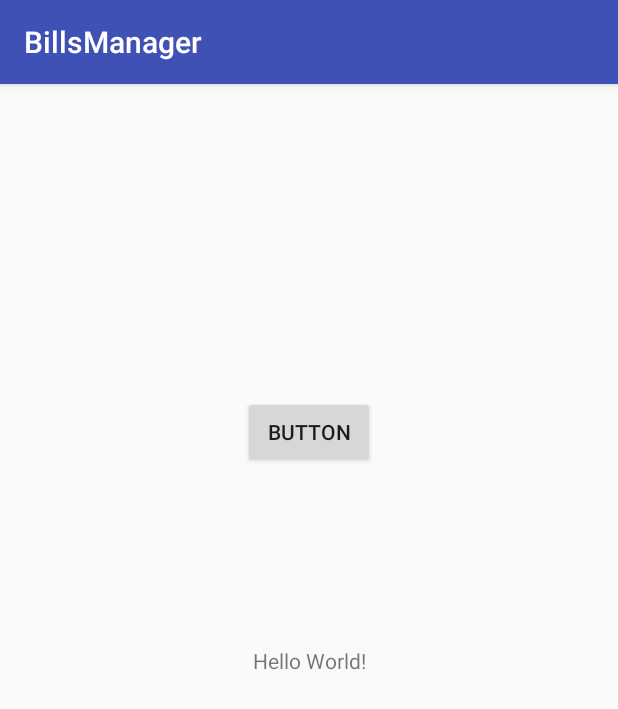
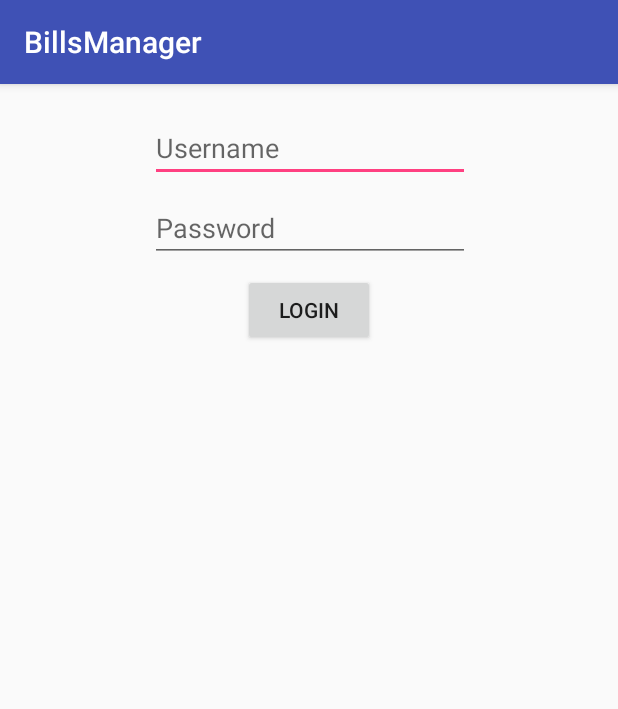
Before and after one commit to TGRaydas/AppsMoviles-App, an Android app: the screen it shows after launch (MainActivity before the commit, LoginActivity after it), on a phone screen of 412 x 824 dp. Shown: the top 709 px of the screen. Run offline under Robolectric (Android 15) with nearby library versions, the phone set to English and light mode, and no system bars; our stand-ins replace Volley.

Commit message:
Mapi: login view

```diff
--- a/app/src/main/AndroidManifest.xml
+++ b/app/src/main/AndroidManifest.xml
@@ -1,8 +1,9 @@
 <?xml version="1.0" encoding="utf-8"?>
-
 <manifest xmlns:android="http://schemas.android.com/apk/res/android"
     package="com.example.tgraydas.billsmanager">
-    <uses-permission android:name="android.permission.INTERNET"/>
+
+    <uses-permission android:name="android.permission.INTERNET" />
+
     <application
         android:allowBackup="true"
         android:icon="@mipmap/ic_launcher"
@@ -17,6 +18,7 @@
                 <category android:name="android.intent.category.LAUNCHER" />
             </intent-filter>
         </activity>
+        <activity android:name=".LoginActivity"></activity>
     </application>
 
 </manifest>
--- /dev/null
+++ b/app/src/main/java/com/example/tgraydas/billsmanager/LoginActivity.java
@@ -0,0 +1,123 @@
+package com.example.tgraydas.billsmanager;
+
+import android.app.Activity;
+import android.content.Context;
+import android.content.Intent;
+import android.content.SharedPreferences;
+import android.support.v7.app.AppCompatActivity;
+import android.os.Bundle;
+import android.view.View;
+import android.widget.Button;
+import android.widget.EditText;
+import android.widget.Toast;
+
+import com.android.volley.Response;
+import com.android.volley.VolleyError;
+
+import org.json.JSONException;
+import org.json.JSONObject;
+
+import static android.widget.Toast.makeText;
+
+public class LoginActivity extends AppCompatActivity {
+
+    private NetworkManager networkManager;
+
+    @Override
+    protected void onCreate(Bundle savedInstanceState) {
+        super.onCreate(savedInstanceState);
+        setContentView(R.layout.activity_login);
+
+        final Context context = getApplicationContext();
+        SharedPreferences sharedPreferences;
+
+        final EditText loginEmail = (EditText) findViewById(R.id.login_email);
+        final EditText loginPassword = (EditText) findViewById(R.id.login_password);
+        final Button loginButton = (Button) findViewById(R.id.login_button);
+
+        sharedPreferences = context.getSharedPreferences(
+          "loginpreferences", context.MODE_PRIVATE
+        );
+        SharedPreferences.Editor editor = sharedPreferences.edit();
+        editor.putString("email", String.valueOf(loginEmail));
+        editor.putString("password", String.valueOf(loginPassword));
+        editor.commit();
+
+        loginButton.setOnClickListener(new View.OnClickListener() {
+            @Override
+            public void onClick(View v) {
+                networkManager = NetworkManager.getInstance(getApplicationContext());
+                String email = loginEmail.getText().toString();
+                String password = loginPassword.getText().toString();
+
+                try {
+
+                    networkManager.login(new Response.Listener<JSONObject>() {
+                        @Override
+                        public void onResponse(JSONObject response) {
+                            Toast initialized_message =
+                                    Toast.makeText(getApplicationContext(),
+                                            "Has iniciado secion :D", Toast.LENGTH_SHORT);
+
+                            initialized_message.show();
+                            Intent userAreaIntent = new Intent(LoginActivity.this, MainActivity.class);
+                            LoginActivity.this.startActivity(userAreaIntent);
+                        }
+                    }, new Response.ErrorListener() {
+                        @Override
+                        public void onErrorResponse(VolleyError error) {
+                            Toast initialized_message =
+                                    Toast.makeText(getApplicationContext(),
+                                            "VOLLEY ERROR: " + error, Toast.LENGTH_SHORT);
+
+                            initialized_message.show();
+                            System.out.println(error);
+                        }
+                    });
+                } catch (JSONException e){
+                    Toast initialized_message =
+                            Toast.makeText(getApplicationContext(),
+                                    "ERROR: JSON Exception ->" + e, Toast.LENGTH_SHORT);
+
+                    initialized_message.show();
+                    e.printStackTrace();
+                }
+            }
+        });
+
+    }
+
+    public void onLoginClick(View view) {
+        try {
+            networkManager.login(new Response.Listener<JSONObject>() {
+                @Override
+                public void onResponse(JSONObject response) {
+                    getProducts();
+                }
+            }, new Response.ErrorListener() {
+                @Override
+                public void onErrorResponse(VolleyError error) {
+                    System.out.println(error);
+
+                }
+            });
+        } catch (JSONException e){
+            e.printStackTrace();
+        }
+    }
+
+    private void getProducts(){
+        networkManager.getProducts(new Response.Listener<JSONObject>(){
+            @Override
+            public void onResponse(JSONObject response){
+                System.out.println(response);
+            }
+        }, new Response.ErrorListener(){
+            @Override
+            public void onErrorResponse(VolleyError error){
+                // TODO: Handle error
+                System.out.println(error);
+            }
+        });
+    }
+}
--- a/app/src/main/java/com/example/tgraydas/billsmanager/MainActivity.java
+++ b/app/src/main/java/com/example/tgraydas/billsmanager/MainActivity.java
@@ -1,5 +1,8 @@
 package com.example.tgraydas.billsmanager;
 
+import android.content.Context;
+import android.content.Intent;
+import android.content.SharedPreferences;
 import android.support.v7.app.AppCompatActivity;
 import android.os.Bundle;
 import android.view.View;
@@ -15,8 +18,11 @@ import org.json.JSONArray;
 import org.json.JSONException;
 import org.json.JSONObject;
 
+import java.util.Objects;
+
 public class MainActivity extends AppCompatActivity {
     NetworkManager networkManager;
+    SharedPreferences sharedPreferences;
     @Override
     protected void onCreate(Bundle savedInstanceState) {
         super.onCreate(savedInstanceState);
@@ -30,6 +36,29 @@ public class MainActivity extends AppCompatActivity {
             }
         });
 
+        sharedPreferences = getApplicationContext().getSharedPreferences(
+                getString(R.string.loginpreferences), Context.MODE_PRIVATE);
+
+        String token = sharedPreferences.getString("token", "");
+        System.out.println(token);
+
+        if(Objects.equals(token, "")) {
+            Intent goToLoginIntent = new Intent(MainActivity.this, LoginActivity.class);
+            MainActivity.this.startActivity(goToLoginIntent);
+            MainActivity.this.finish();
+        }
+
+        Button logoutButton = (Button) findViewById(R.id.button_logout);
+        logoutButton.setOnClickListener(new View.OnClickListener(){
+            @Override
+            public void onClick(View view){
+                SharedPreferences.Editor editor = sharedPreferences.edit();
+                editor.remove("token");
+                editor.commit();
+                Intent goToFormsIntent = new Intent(MainActivity.this, LoginActivity.class);
+                MainActivity.this.startActivity(goToFormsIntent);
+            }
+        });
     }
 
     public void getProducts()
--- a/app/src/main/java/com/example/tgraydas/billsmanager/NetworkManager.java
+++ b/app/src/main/java/com/example/tgraydas/billsmanager/NetworkManager.java
@@ -27,7 +27,7 @@ public class NetworkManager {
 
     private static final String BASE_URL = "http://18.188.109.236/";
 
-    private static String token =  "";
+    private static String token =  "WENA PETER";
 
     private NetworkManager(Context context){
         mCtx = context;
@@ -50,10 +50,10 @@ public class NetworkManager {
         return mRequestQueue;
     }
 
-    public void login(String username, String password, final Response.Listener<JSONObject> responseListener,
+    public void login(final Response.Listener<JSONObject> responseListener,
                       Response.ErrorListener errorListener) throws JSONException {
 
-        String url = BASE_URL + "";
+        String url = BASE_URL + "authenticate";
 
         JSONObject payload = new JSONObject();
         payload.put("email", "user");
@@ -100,16 +100,26 @@ public class NetworkManager {
 
     private void makeApiCall(int method, String url, JSONObject payload, Response.Listener<JSONObject> listener,
                              Response.ErrorListener errorListener){
-
+        try{
+            JSONObject jsonObject = new JSONObject();
+            jsonObject.put("head","peter");
+            jsonObject.put("haaaead","pesdsr");
+            url += "?object=" + jsonObject.toString();
             JsonObjectArrayRequest jsonObjectRequest = new JsonObjectArrayRequest
                     (method, url, payload, listener, errorListener){
                 @Override
                 public Map<String, String> getHeaders() throws AuthFailureError {
-                HashMap<String, String> headers = new HashMap<String, String>();
+                    Map<String, String> headers = new HashMap<String, String>();
                     headers.put("Authorization", token);
                     return headers;
                 }
             };
             mRequestQueue.add(jsonObjectRequest);
+
+        } catch (JSONException e){
+
+        }
+
+
     }
 }
--- /dev/null
+++ b/app/src/main/res/layout/activity_login.xml
@@ -0,0 +1,64 @@
+<?xml version="1.0" encoding="utf-8"?>
+<android.support.constraint.ConstraintLayout xmlns:android="http://schemas.android.com/apk/res/android"
+    xmlns:app="http://schemas.android.com/apk/res-auto"
+    xmlns:tools="http://schemas.android.com/tools"
+    android:layout_width="match_parent"
+    android:layout_height="match_parent"
+    tools:context="com.example.tgraydas.billsmanager.LoginActivity">
+
+    <EditText
+        android:id="@+id/login_email"
+        android:layout_width="wrap_content"
+        android:layout_height="wrap_content"
+        android:layout_marginBottom="8dp"
+        android:layout_marginTop="8dp"
+        android:ems="10"
+        android:hint="Username"
+        android:inputType="textEmailAddress"
+        app:layout_constraintBottom_toBottomOf="parent"
+        app:layout_constraintEnd_toEndOf="parent"
+        app:layout_constraintHorizontal_bias="0.503"
+        app:layout_constraintLeft_toLeftOf="parent"
+        app:layout_constraintRight_toRightOf="parent"
+        app:layout_constraintStart_toStartOf="parent"
+        app:layout_constraintTop_toTopOf="parent"
+        app:layout_constraintVertical_bias="0.017"
+        tools:ignore="MissingConstraints" />
+
+    <EditText
+        android:id="@+id/login_password"
+        android:layout_width="wrap_content"
+        android:layout_height="wrap_content"
+        android:layout_marginBottom="8dp"
+        android:layout_marginTop="8dp"
+        android:ems="10"
+        android:hint="Password"
+        android:inputType="textPassword"
+        app:layout_constraintBottom_toBottomOf="parent"
+        app:layout_constraintEnd_toEndOf="parent"
+        app:layout_constraintHorizontal_bias="0.502"
+        app:layout_constraintLeft_toLeftOf="parent"
+        app:layout_constraintRight_toRightOf="parent"
+        app:layout_constraintStart_toStartOf="parent"
+        app:layout_constraintTop_toBottomOf="@+id/login_email"
+        app:layout_constraintVertical_bias="0.0"
+        tools:ignore="MissingConstraints" />
+
+    <Button
+        android:id="@+id/login_button"
+        android:layout_width="wrap_content"
+        android:layout_height="wrap_content"
+        android:layout_marginBottom="8dp"
+        android:layout_marginTop="8dp"
+        android:onClick="onLoginClick"
+        android:text="Login"
+        app:layout_constraintBottom_toBottomOf="parent"
+        app:layout_constraintEnd_toEndOf="parent"
+        app:layout_constraintLeft_toLeftOf="parent"
+        app:layout_constraintRight_toRightOf="parent"
+        app:layout_constraintStart_toStartOf="parent"
+        app:layout_constraintTop_toBottomOf="@+id/login_password"
+        app:layout_constraintVertical_bias="0.0"
+        tools:ignore="MissingConstraints" />
+
+</android.support.constraint.ConstraintLayout>
--- a/app/src/main/res/values/strings.xml
+++ b/app/src/main/res/values/strings.xml
@@ -1,3 +1,4 @@
 <resources>
     <string name="app_name">BillsManager</string>
+    <string name="loginpreferences">loginpreferences</string>
 </resources>
```
Also changed, not shown: app/src/main/res/layout/activity_main.xml (+9 -0 lines), 3 other files. Lines whose indentation alone changed are shown as unchanged.
